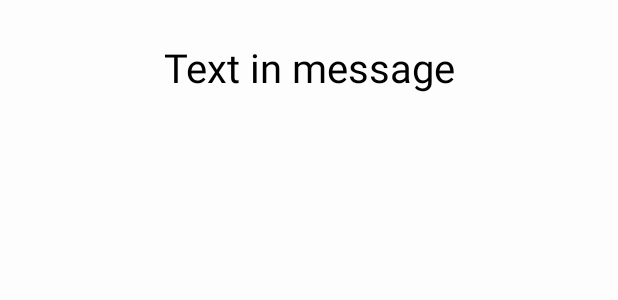
After one commit to Gisson/LocMess, an Android app: the layout dialog_read_message.xml on its own in the app's theme, with its tools: preview values and no code run, on a phone screen of 412 x 824 dp. The commit adds this screen. Shown: the top 300 px of the screen. Run offline under Robolectric (Android 15) with nearby library versions, the phone set to English and light mode, and no system bars; network calls fail.

Commit message:
Finishes My Messages
Closes #37

```diff
--- a/android-project/app/src/main/java/pt/ulisboa/tecnico/ist/cmu/locmess/LocMessManager.java
+++ b/android-project/app/src/main/java/pt/ulisboa/tecnico/ist/cmu/locmess/LocMessManager.java
@@ -2,6 +2,7 @@ package pt.ulisboa.tecnico.ist.cmu.locmess;
 
 import android.os.AsyncTask;
 import android.text.TextUtils;
+import android.widget.Toast;
 
 import org.json.JSONException;
 
@@ -11,6 +12,7 @@ import pt.ulisboa.tecnico.ist.cmu.locmess.commands.AbstractCommand;
 import pt.ulisboa.tecnico.ist.cmu.locmess.commands.LoginUserCommand;
 import pt.ulisboa.tecnico.ist.cmu.locmess.exception.CommandNotExecutedException;
 import pt.ulisboa.tecnico.ist.cmu.locmess.exception.DuplicateExecutionException;
+import pt.ulisboa.tecnico.ist.cmu.locmess.exception.LocMessHttpException;
 
 /**
  * Created by jorge on 03/04/17.
@@ -72,7 +74,9 @@ public class LocMessManager {
                     result = c.successfulRequest();
                 } catch (IOException e) {
                     e.printStackTrace();
+
                     message = "Can not complete request. Response code: " + c.getResponseCode();
+
                 } catch (DuplicateExecutionException e) {
                     //FIXME: Handle this exception correctly
                     e.printStackTrace();
--- a/android-project/app/src/main/java/pt/ulisboa/tecnico/ist/cmu/locmess/MyMessagesMenuActivity.java
+++ b/android-project/app/src/main/java/pt/ulisboa/tecnico/ist/cmu/locmess/MyMessagesMenuActivity.java
@@ -1,5 +1,6 @@
 package pt.ulisboa.tecnico.ist.cmu.locmess;
 
+import android.app.ListActivity;
 import android.content.Intent;
 import android.os.Bundle;
 import android.os.Message;
@@ -16,6 +17,7 @@ import android.text.TextUtils;
 import android.util.Log;
 import android.view.MenuItem;
 import android.view.View;
+import android.widget.AdapterView;
 import android.widget.BaseAdapter;
 import android.widget.ListView;
 import android.widget.Toast;
@@ -79,7 +81,6 @@ public class MyMessagesMenuActivity extends AppCompatActivity
                 }
             }
         });
-
     }
     private void  populateData(){
         try {
@@ -169,4 +170,6 @@ public class MyMessagesMenuActivity extends AppCompatActivity
             }
         });
     }
+
+
 }
--- /dev/null
+++ b/android-project/app/src/main/res/layout/dialog_read_message.xml
@@ -0,0 +1,19 @@
+<?xml version="1.0" encoding="utf-8"?>
+<LinearLayout xmlns:android="http://schemas.android.com/apk/res/android"
+    android:layout_width="match_parent"
+    android:layout_height="match_parent"
+    android:orientation="vertical">
+
+    <TextView
+        android:id="@+id/textView"
+        android:layout_width="match_parent"
+        android:layout_height="wrap_content"
+        android:layout_weight="0.64"
+        android:text="Text in message"
+        android:textAlignment="center"
+        android:textSize="@dimen/read_message_text"
+        android:layout_marginBottom="@dimen/read_message_text"
+        android:layout_marginTop="@dimen/read_message_text"
+        android:gravity="start"/>
+
+</LinearLayout>
--- a/android-project/app/src/main/res/values/dimens.xml
+++ b/android-project/app/src/main/res/values/dimens.xml
@@ -5,4 +5,5 @@
     <dimen name="nav_header_vertical_spacing">16dp</dimen>
     <dimen name="nav_header_height">160dp</dimen>
     <dimen name="fab_margin">16dp</dimen>
+    <dimen name="read_message_text">12pt</dimen>
 </resources>
```
Also changed, not shown: android-project/app/src/main/java/pt/ulisboa/tecnico/ist/cmu/locmess/adapters/MessageListAdapter.java (+31 -9 lines).
